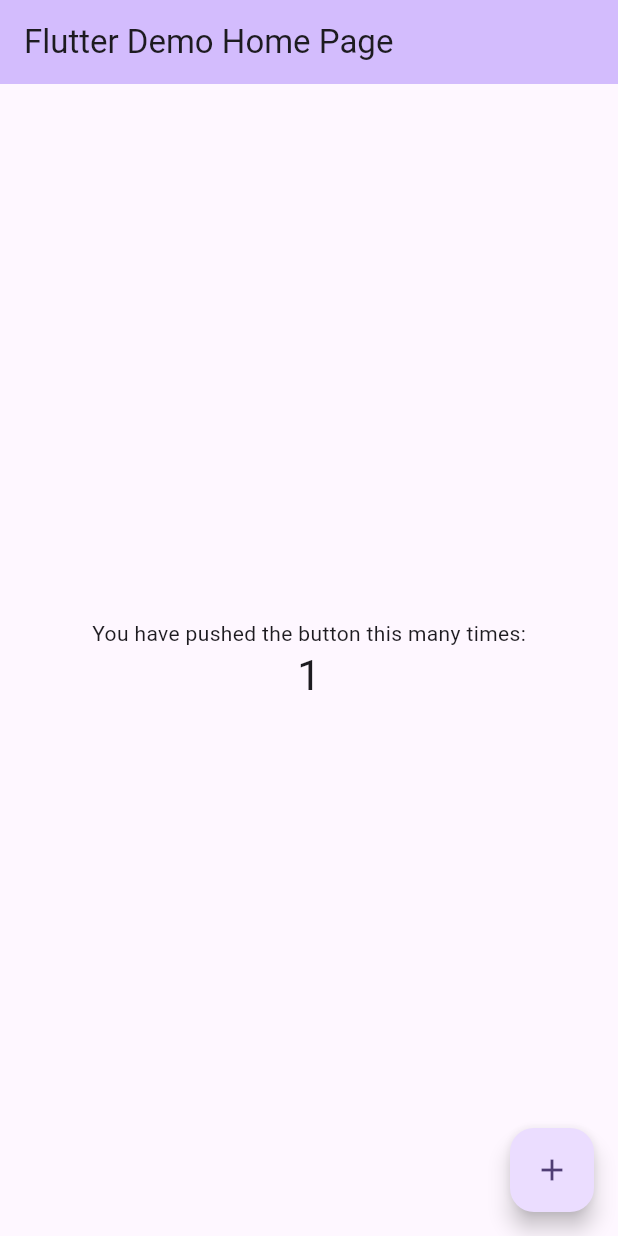
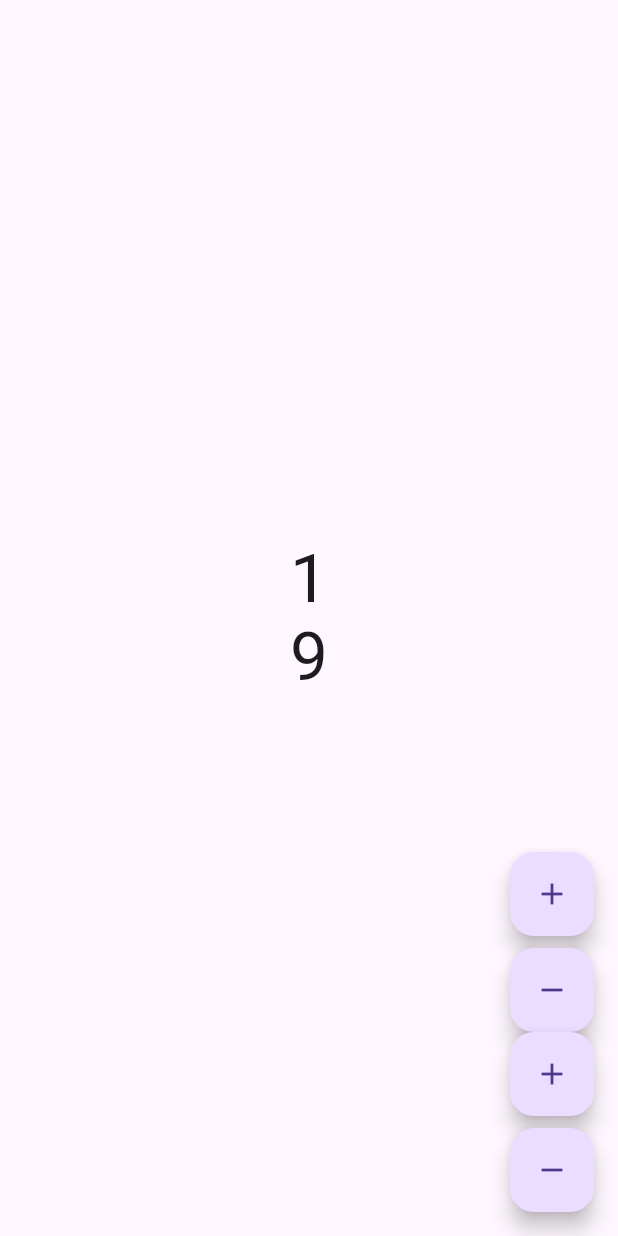
Before and after one commit to DRucci-88/bloc-official-tutorial, a Flutter app: the screen it shows after launch, after a tap on the "add" icon, on a phone screen of 412 x 824 dp. Run offline on Flutter 3.47's test engine with Material 3 defaults, Android fonts, the phone set to English and light mode, and no system bars; our stand-ins replace flutter_bloc.

Commit message:
Simple Counter

```diff
--- /dev/null
+++ b/counter/devtools_options.yaml
@@ -0,0 +1,3 @@
+description: This file stores settings for Dart & Flutter DevTools.
+documentation: https://docs.flutter.dev/tools/devtools/extensions#configure-extension-enablement-states
+extensions:
--- /dev/null
+++ b/counter/lib/app.dart
@@ -0,0 +1,10 @@
+import 'package:flutter/material.dart';
+import 'package:counter/counter/counter.dart';
+
+/// {@template counter_app}
+/// A [MaterialApp] which sets the `home` to [CounterPage].
+/// {@endtemplate}
+class CounterApp extends MaterialApp {
+  /// {@macro counter_app}
+  const CounterApp({super.key}) : super(home: const CounterPage());
+}
--- /dev/null
+++ b/counter/lib/counter/bloc/counter_bloc.dart
@@ -0,0 +1,74 @@
+import 'package:counter/counter/repository/counter_repository.dart';
+import 'package:flutter_bloc/flutter_bloc.dart';
+import 'package:flutter/foundation.dart';
+
+part 'counter_event.dart';
+part 'counter_state.dart';
+
+class CounterBloc extends Bloc<CounterEvent, CounterState> {
+  final CounterRepository _counterRepository;
+
+  CounterBloc(this._counterRepository) : super(const CounterValue(0)) {
+    on<CounterEvent>((_, emit) => emit(CounterLoading(state.value)));
+    on<CounterStarted>(_onStarted);
+    on<CounterIncremented>(_onIncremented);
+    on<CounterDecremented>(_onDecremented);
+  }
+
+  void _onStarted(
+    CounterStarted event,
+    Emitter emit,
+  ) async {
+    debugPrint(state.value.toString());
+
+    await Future.delayed(const Duration(seconds: 1));
+
+    emit(CounterLoading(state.value));
+
+    await Future.delayed(const Duration(seconds: 1));
+
+    emit(CounterValue(event.value));
+  }
+
+  void _onIncremented(
+    CounterIncremented event,
+    Emitter emit,
+  ) async {
+    debugPrint(state.value.toString());
+
+    final int value = await _counterRepository.increment(event.value);
+
+    emit(CounterValue(value));
+
+    // emit(CounterLoading(state.value));
+
+    // await Future.delayed(const Duration(seconds: 1));
+
+    // emit(CounterLoading(state.value));
+
+    // await Future.delayed(const Duration(seconds: 1));
+
+    // emit(CounterValue(state.value + event.value));
+
+    // await Future.delayed(const Duration(seconds: 1));
+
+    // emit(CounterLoading(state.value));
+
+    // await Future.delayed(const Duration(seconds: 1));
+
+    // emit(CounterValue(state.value + event.value));
+  }
+
+  void _onDecremented(
+    CounterDecremented event,
+    Emitter emit,
+  ) async {
+    // emit(CounterLoading(state.value));
+    await Future.delayed(const Duration(seconds: 1));
+    emit(CounterValue(state.value - event.value));
+    await Future.delayed(const Duration(seconds: 1));
+    emit(CounterLoading(state.value));
+    await Future.delayed(const Duration(seconds: 1));
+    emit(CounterValue(state.value - event.value));
+  }
+}
--- /dev/null
+++ b/counter/lib/counter/bloc/counter_event.dart
@@ -0,0 +1,19 @@
+part of 'counter_bloc.dart';
+
+@immutable
+sealed class CounterEvent {
+  final int value;
+  const CounterEvent(this.value);
+}
+
+final class CounterStarted extends CounterEvent {
+  const CounterStarted(super.value);
+}
+
+final class CounterIncremented extends CounterEvent {
+  const CounterIncremented(super.value);
+}
+
+final class CounterDecremented extends CounterEvent {
+  const CounterDecremented(super.value);
+}
--- /dev/null
+++ b/counter/lib/counter/bloc/counter_state.dart
@@ -0,0 +1,19 @@
+part of 'counter_bloc.dart';
+
+@immutable
+sealed class CounterState {
+  final int value;
+  const CounterState(this.value);
+}
+
+final class CounterInitial extends CounterState {
+  const CounterInitial(super.value);
+}
+
+final class CounterValue extends CounterState {
+  const CounterValue(super.value);
+}
+
+final class CounterLoading extends CounterState {
+  const CounterLoading(super.value);
+}
--- /dev/null
+++ b/counter/lib/counter/counter.dart
@@ -0,0 +1,2 @@
+export 'cubit/counter_cubit.dart';
+export 'view/view.dart';
--- /dev/null
+++ b/counter/lib/counter/cubit/counter_cubit.dart
@@ -0,0 +1,15 @@
+import 'package:flutter_bloc/flutter_bloc.dart';
+
+/// {@template counter_cubit}
+/// A [Cubit] which manages an [int] as its state.
+/// {@endtemplate}
+class CounterCubit extends Cubit<int> {
+  /// {@macro counter_cubit}
+  CounterCubit() : super(0);
+
+  /// Add 1 to the current state.
+  void increment() => emit(state + 1);
+
+  /// Subtract 1 from the current state.
+  void decrement() => emit(state - 1);
+}
--- /dev/null
+++ b/counter/lib/counter/repository/counter_repository.dart
@@ -0,0 +1,17 @@
+class CounterRepository {
+  int _counter = 0;
+
+  int get counter => _counter;
+
+  Future<int> increment(int value) async {
+    await Future.delayed(Duration(seconds: value));
+    _counter += value;
+    return counter;
+  }
+
+  Future<int> decrement(int value) async {
+    await Future.delayed(Duration(seconds: value));
+    _counter -= value;
+    return counter;
+  }
+}
--- /dev/null
+++ b/counter/lib/counter/view/counter_page.dart
@@ -0,0 +1,36 @@
+import 'package:counter/counter/bloc/counter_bloc.dart';
+import 'package:counter/counter/repository/counter_repository.dart';
+import 'package:flutter/material.dart';
+import 'package:flutter_bloc/flutter_bloc.dart';
+import 'package:counter/counter/counter.dart';
+
+/// {@template counter_page}
+/// A [StatelessWidget] which is responsible for providing a
+/// [CounterCubit] instance to the [CounterView].
+/// {@endtemplate}
+class CounterPage extends StatelessWidget {
+  /// {@macro counter_page}
+  const CounterPage({super.key});
+
+  @override
+  Widget build(BuildContext context) {
+    return MultiRepositoryProvider(
+      providers: [
+        RepositoryProvider(create: (context) => CounterRepository()),
+      ],
+      child: MultiBlocProvider(
+        providers: [
+          BlocProvider(create: (context) => CounterCubit()),
+          BlocProvider(create: (context) {
+            return CounterBloc(context.read<CounterRepository>());
+          }),
+        ],
+        child: const CounterView(),
+      ),
+    );
+    // return BlocProvider(
+    //   create: (_) => CounterCubit(),
+    //   child: const CounterView(),
+    // );
+  }
+}
--- /dev/null
+++ b/counter/lib/counter/view/counter_view.dart
@@ -0,0 +1,88 @@
+import 'package:counter/counter/bloc/counter_bloc.dart';
+import 'package:flutter/material.dart';
+import 'package:flutter_bloc/flutter_bloc.dart';
+import 'package:counter/counter/counter.dart';
+
+/// {@template counter_view}
+/// A [StatelessWidget] which reacts to the provided
+/// [CounterCubit] state and notifies it in response to user input.
+/// {@endtemplate}
+class CounterView extends StatefulWidget {
+  /// {@macro counter_view}
+  const CounterView({super.key});
+
+  @override
+  State<CounterView> createState() => _CounterViewState();
+}
+
+class _CounterViewState extends State<CounterView> {
+  @override
+  void initState() {
+    super.initState();
+    context.read<CounterBloc>().add(const CounterStarted(9));
+  }
+
+  @override
+  Widget build(BuildContext context) {
+    final textTheme = Theme.of(context).textTheme;
+    return Scaffold(
+      body: Column(
+        mainAxisAlignment: MainAxisAlignment.center,
+        children: [
+          Center(
+            child: BlocBuilder<CounterCubit, int>(
+              builder: (context, state) {
+                return Text('$state', style: textTheme.displayMedium);
+              },
+            ),
+          ),
+          Center(
+            child: BlocBuilder<CounterBloc, CounterState>(
+              builder: (context, state) {
+                if (state is CounterValue) {
+                  return Text('${state.value}', style: textTheme.displayMedium);
+                }
+
+                return const CircularProgressIndicator();
+              },
+            ),
+          )
+        ],
+      ),
+      floatingActionButton: Column(
+        mainAxisAlignment: MainAxisAlignment.end,
+        crossAxisAlignment: CrossAxisAlignment.end,
+        children: <Widget>[
+          FloatingActionButton(
+            key: const Key('counterView_increment_floatingActionButton'),
+            child: const Icon(Icons.add),
+            onPressed: () {
+              context.read<CounterCubit>().increment();
+            },
+          ),
+          const SizedBox(height: 8),
+          FloatingActionButton(
+            key: const Key('counterView_decrement_floatingActionButton'),
+            child: const Icon(Icons.remove),
+            onPressed: () => context.read<CounterCubit>().decrement(),
+          ),
+          FloatingActionButton(
+            key: const Key('bloc_counterView_increment_floatingActionButton'),
+            child: const Icon(Icons.add),
+            onPressed: () {
+              context.read<CounterBloc>().add(const CounterIncremented(1));
+            },
+          ),
+          const SizedBox(height: 8),
+          FloatingActionButton(
+            key: const Key('bloc_counterView_decrement_floatingActionButton'),
+            child: const Icon(Icons.remove),
+            onPressed: () {
+              context.read<CounterBloc>().add(const CounterDecremented(1));
+            },
+          ),
+        ],
+      ),
+    );
+  }
+}
--- /dev/null
+++ b/counter/lib/counter/view/view.dart
@@ -0,0 +1,2 @@
+export 'counter_page.dart';
+export 'counter_view.dart';
--- a/counter/lib/main.dart
+++ b/counter/lib/main.dart
@@ -1,33 +1,21 @@
+import 'package:counter/app.dart';
+import 'package:counter/counter_observer.dart';
 import 'package:flutter/material.dart';
+import 'package:flutter_bloc/flutter_bloc.dart';
 
 void main() {
-  runApp(const MyApp());
+  Bloc.observer = const CounterObserver();
+  runApp(const CounterApp());
 }
 
 class MyApp extends StatelessWidget {
   const MyApp({super.key});
 
-  // This widget is the root of your application.
   @override
   Widget build(BuildContext context) {
     return MaterialApp(
       title: 'Flutter Demo',
       theme: ThemeData(
-        // This is the theme of your application.
-        //
-        // TRY THIS: Try running your application with "flutter run". You'll see
-        // the application has a purple toolbar. Then, without quitting the app,
-        // try changing the seedColor in the colorScheme below to Colors.green
-        // and then invoke "hot reload" (save your changes or press the "hot
-        // reload" button in a Flutter-supported IDE, or press "r" if you used
-        // the command line to start the app).
-        //
-        // Notice that the counter didn't reset back to zero; the application
-        // state is not lost during the reload. To reset the state, use hot
-        // restart instead.
-        //
-        // This works for code too, not just values: Most code changes can be
-        // tested with just a hot reload.
         colorScheme: ColorScheme.fromSeed(seedColor: Colors.deepPurple),
         useMaterial3: true,
       ),
@@ -38,15 +26,6 @@ class MyApp extends StatelessWidget {
 
 class MyHomePage extends StatefulWidget {
   const MyHomePage({super.key, required this.title});
-
-  // This widget is the home page of your application. It is stateful, meaning
-  // that it has a State object (defined below) that contains fields that affect
-  // how it looks.
-
-  // This class is the configuration for the state. It holds the values (in this
-  // case the title) provided by the parent (in this case the App widget) and
-  // used by the build method of the State. Fields in a Widget subclass are
-  // always marked "final".
 
   final String title;
 
@@ -59,50 +38,19 @@ class _MyHomePageState extends State<MyHomePage> {
 
   void _incrementCounter() {
     setState(() {
-      // This call to setState tells the Flutter framework that something has
-      // changed in this State, which causes it to rerun the build method below
-      // so that the display can reflect the updated values. If we changed
-      // _counter without calling setState(), then the build method would not be
-      // called again, and so nothing would appear to happen.
       _counter++;
     });
   }
 
   @override
   Widget build(BuildContext context) {
-    // This method is rerun every time setState is called, for instance as done
-    // by the _incrementCounter method above.
-    //
-    // The Flutter framework has been optimized to make rerunning build methods
-    // fast, so that you can just rebuild anything that needs updating rather
-    // than having to individually change instances of widgets.
     return Scaffold(
       appBar: AppBar(
-        // TRY THIS: Try changing the color here to a specific color (to
-        // Colors.amber, perhaps?) and trigger a hot reload to see the AppBar
-        // change color while the other colors stay the same.
         backgroundColor: Theme.of(context).colorScheme.inversePrimary,
-        // Here we take the value from the MyHomePage object that was created by
-        // the App.build method, and use it to set our appbar title.
         title: Text(widget.title),
       ),
       body: Center(
-        // Center is a layout widget. It takes a single child and positions it
-        // in the middle of the parent.
         child: Column(
-          // Column is also a layout widget. It takes a list of children and
-          // arranges them vertically. By default, it sizes itself to fit its
-          // children horizontally, and tries to be as tall as its parent.
-          //
-          // Column has various properties to control how it sizes itself and
-          // how it positions its children. Here we use mainAxisAlignment to
-          // center the children vertically; the main axis here is the vertical
-          // axis because Columns are vertical (the cross axis would be
-          // horizontal).
-          //
-          // TRY THIS: Invoke "debug painting" (choose the "Toggle Debug Paint"
-          // action in the IDE, or press "p" in the console), to see the
-          // wireframe for each widget.
           mainAxisAlignment: MainAxisAlignment.center,
           children: <Widget>[
             const Text(
@@ -119,7 +67,7 @@ class _MyHomePageState extends State<MyHomePage> {
         onPressed: _incrementCounter,
         tooltip: 'Increment',
         child: const Icon(Icons.add),
-      ), // This trailing comma makes auto-formatting nicer for build methods.
+      ),
     );
   }
 }
```
Also changed, not shown: counter/lib/counter_observer.dart (+35 -23 lines).
